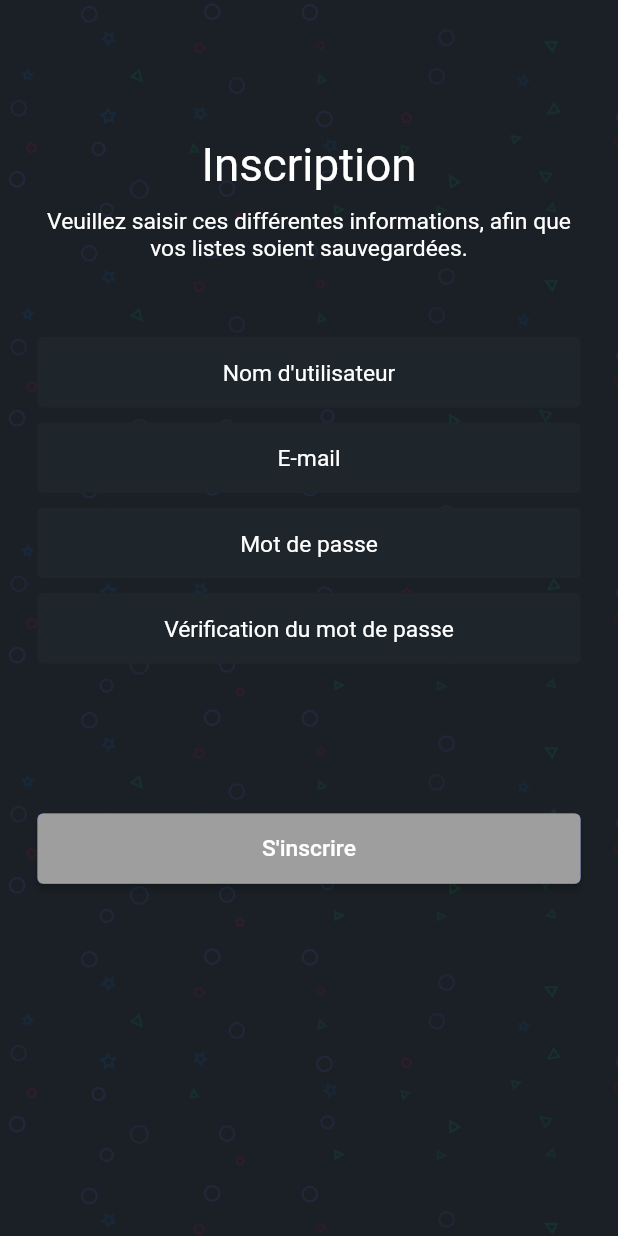
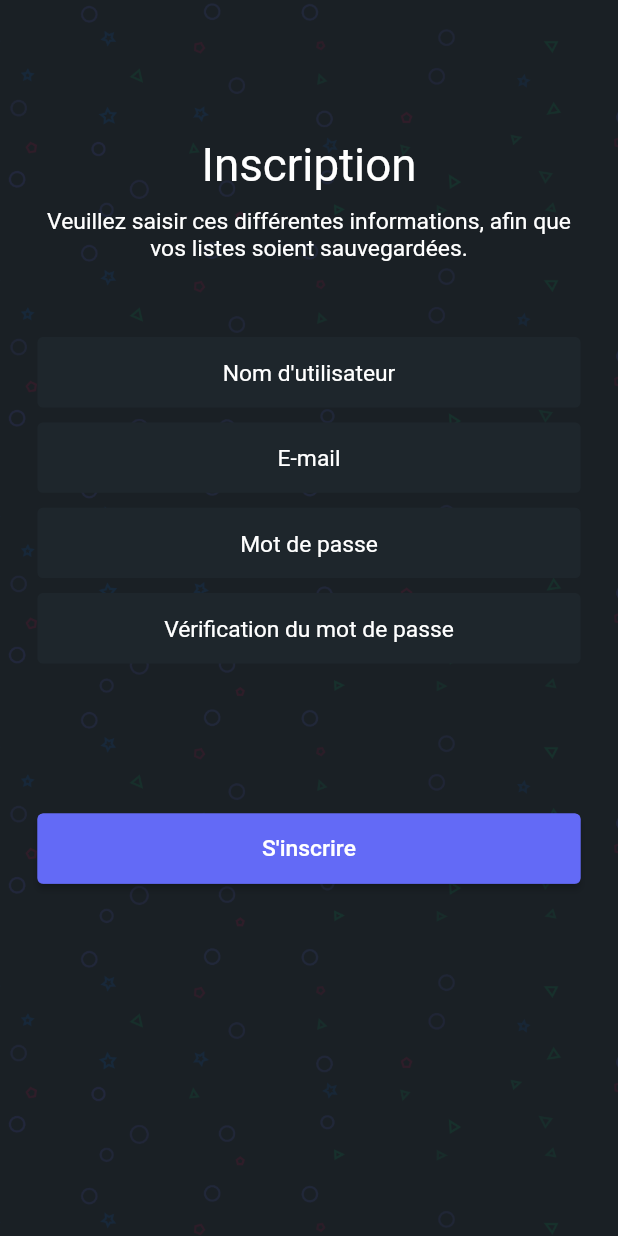
Before and after one commit to clemencebellet/projet_mobile, a Flutter app: the Inscription screen opened by its route, on a phone screen of 412 x 824 dp. Run offline on Flutter 3.47's test engine with Material 2 defaults, Android fonts, the phone set to English and light mode, and no system bars; our stand-ins replace cloud_firestore, firebase_auth, firebase_core, firebase_storage, flutter_html, flutter_rating_bar and 1 more; missing offline and left inert: dart:html; accounts and stored records are empty; Roboto replaces fonts that are missing (GoogleSans-Bold, ProximaNova-Regular).

Commit message:
modif bouton inscrire

```diff
--- a/lib/inscription.dart
+++ b/lib/inscription.dart
@@ -188,7 +188,8 @@ class _InscriptionState extends State<Inscription> {
                                 ),
                                 height: 46.89,
                                 child: ElevatedButton(
-                                    style: TextButton.styleFrom(),
+                                    style: ButtonStyle(
+                                        backgroundColor: MaterialStateProperty.all(const Color(0xFF636af6))),
                                     onPressed: () {
                                       if (passwordController.text !=
                                           verifpasswordController.text) {
```
